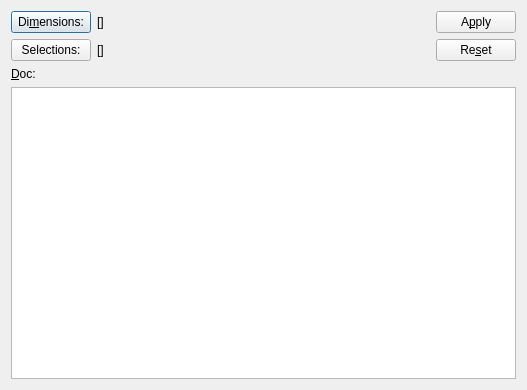
Above: nxsconfigtool/ui/sourceviewdlg.ui from nexdatas/nxsdesigner before the change. Below: the same form after it.
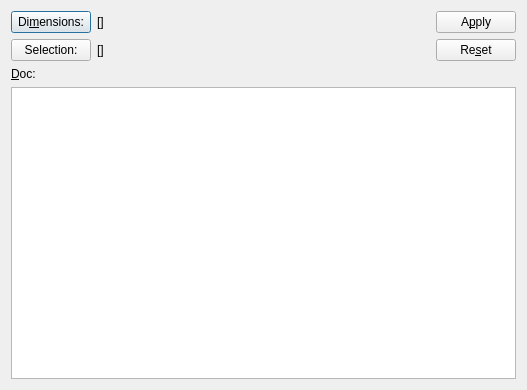
That is the form after the change.

Commit message: change selections to selection

The edit to the form file:
```diff
--- a/nxsconfigtool/ui/sourceviewdlg.ui
+++ b/nxsconfigtool/ui/sourceviewdlg.ui
@@ -68,7 +68,7 @@
            <item>
             <widget class="QPushButton" name="selectionsPushButton">
              <property name="text">
-              <string>Selections:</string>
+              <string>Selection:</string>
              </property>
             </widget>
            </item>
```
Left out of the diff: 8 changed lines with no effect on the pictures. The commit also changes 4 other files.
